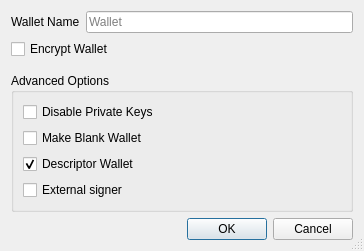
The window that core/src/qt/forms/createwalletdialog.ui (Alok-mad98/rigorchain) describes before a commit, drawn with Qt 5.
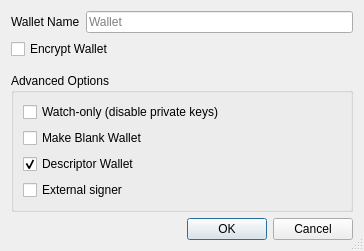
The same window after the commit.

```diff
--- a/core/src/qt/forms/createwalletdialog.ui
+++ b/core/src/qt/forms/createwalletdialog.ui
@@ -85,7 +85,7 @@
          <string>Disable private keys for this wallet. Wallets with private keys disabled will have no private keys and cannot have an HD seed or imported private keys. This is ideal for watch-only wallets.</string>
         </property>
         <property name="text">
-         <string>Disable Private Keys</string>
+         <string>Watch-only (disable private keys)</string>
         </property>
        </widget>
       </item>
```
Left out of the diff: 2 changed lines with no effect on the pictures.
